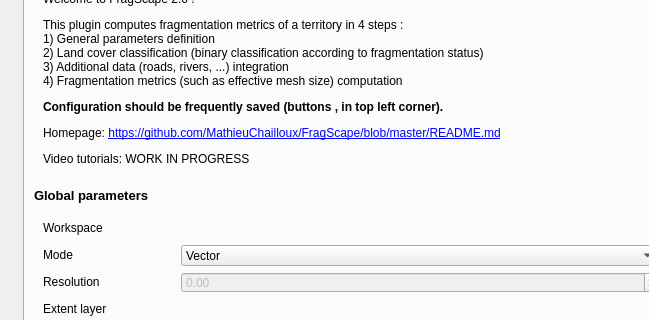
Above: FragScape_dialog_base.ui from MathieuChailloux/FragScape before the change; both pictures show x 0 to 649 and y 108 to 428 of the 913 by 796 pixel window. Below: the same form after it.
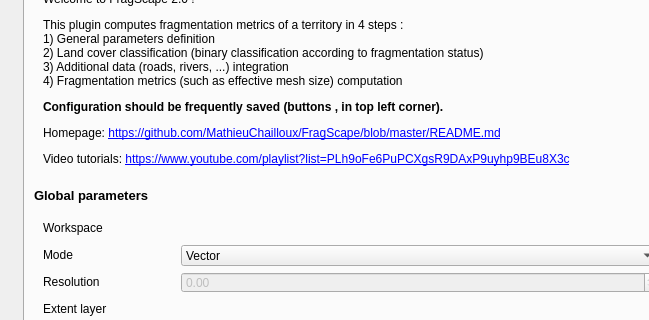
That is the form after the change. Icons and pictures are not drawn. Custom widgets are drawn as their Qt base class.

Commit message: UI update to include new logo

Patch:
```diff
--- a/FragScape_dialog_base.ui
+++ b/FragScape_dialog_base.ui
@@ -219,8 +219,8 @@
            <rect>
             <x>0</x>
             <y>0</y>
-            <width>678</width>
-            <height>713</height>
+            <width>816</width>
+            <height>754</height>
            </rect>
           </property>
           <property name="sizePolicy">
@@ -506,7 +506,7 @@
                      <enum>QFrame::Plain</enum>
                     </property>
                     <property name="text">
-                     <string>&lt;html&gt;&lt;head/&gt;&lt;body&gt;&lt;p&gt;Welcome to FragScape 2.0 !&lt;/p&gt;&lt;p&gt;This plugin computes fragmentation metrics of a territory in 4 steps : &lt;br/&gt;1) General parameters definition&lt;br/&gt;2) Land cover classification (binary classification according to fragmentation status)&lt;br/&gt;3) Additional data (roads, rivers, ...) integration&lt;br/&gt;4) Fragmentation metrics (such as effective mesh size) computation&lt;/p&gt;&lt;p&gt;&lt;span style=&quot; font-weight:600;&quot;&gt;Configuration should be frequently saved (buttons &lt;/span&gt;&lt;img src=&quot;:/plugins/FragScape/icons/mActionFileSaveAs.svg&quot; width=&quot;20&quot; height=&quot;20&quot;/&gt;&lt;span style=&quot; font-weight:600;&quot;&gt;, &lt;/span&gt;&lt;img src=&quot;:/plugins/FragScape/icons/mActionFileSave.svg&quot; width=&quot;20&quot; height=&quot;20&quot;/&gt;&lt;span style=&quot; font-weight:600;&quot;&gt; in top left corner).&lt;/span&gt;&lt;/p&gt;&lt;p&gt;Homepage: &lt;a href=&quot;https://github.com/MathieuChailloux/FragScape/blob/master/README.md&quot;&gt;&lt;span style=&quot; text-decoration: underline; color:#0000ff;&quot;&gt;https://github.com/MathieuChailloux/FragScape/blob/master/README.md&lt;/span&gt;&lt;/a&gt;&lt;/p&gt;&lt;p&gt;Video tutorials: WORK IN PROGRESS&lt;/p&gt;&lt;/body&gt;&lt;/html&gt;</string>
+                     <string>&lt;html&gt;&lt;head/&gt;&lt;body&gt;&lt;p&gt;Welcome to FragScape 2.0 !&lt;/p&gt;&lt;p&gt;This plugin computes fragmentation metrics of a territory in 4 steps : &lt;br/&gt;1) General parameters definition&lt;br/&gt;2) Land cover classification (binary classification according to fragmentation status)&lt;br/&gt;3) Additional data (roads, rivers, ...) integration&lt;br/&gt;4) Fragmentation metrics (such as effective mesh size) computation&lt;/p&gt;&lt;p&gt;&lt;span style=&quot; font-weight:600;&quot;&gt;Configuration should be frequently saved (buttons &lt;/span&gt;&lt;img src=&quot;:/plugins/FragScape/icons/mActionFileSaveAs.svg&quot; width=&quot;20&quot; height=&quot;20&quot;/&gt;&lt;span style=&quot; font-weight:600;&quot;&gt;, &lt;/span&gt;&lt;img src=&quot;:/plugins/FragScape/icons/mActionFileSave.svg&quot; width=&quot;20&quot; height=&quot;20&quot;/&gt;&lt;span style=&quot; font-weight:600;&quot;&gt; in top left corner).&lt;/span&gt;&lt;/p&gt;&lt;p&gt;Homepage: &lt;a href=&quot;https://github.com/MathieuChailloux/FragScape/blob/master/README.md&quot;&gt;&lt;span style=&quot; text-decoration: underline; color:#0000ff;&quot;&gt;https://github.com/MathieuChailloux/FragScape/blob/master/README.md&lt;/span&gt;&lt;/a&gt;&lt;/p&gt;&lt;p&gt;Video tutorials: &lt;a href=&quot;https://www.youtube.com/playlist?list=PLh9oFe6PuPCXgsR9DAxP9uyhp9BEu8X3c&quot;&gt;&lt;span style=&quot; text-decoration: underline; color:#0000ff;&quot;&gt;https://www.youtube.com/playlist?list=PLh9oFe6PuPCXgsR9DAxP9uyhp9BEu8X3c&lt;/span&gt;&lt;/a&gt;&lt;/p&gt;&lt;/body&gt;&lt;/html&gt;</string>
                     </property>
                     <property name="scaledContents">
                      <bool>true</bool>
```
Left out of the diff: 24 changed lines with no effect on the pictures. The commit also changes 3 other files.
